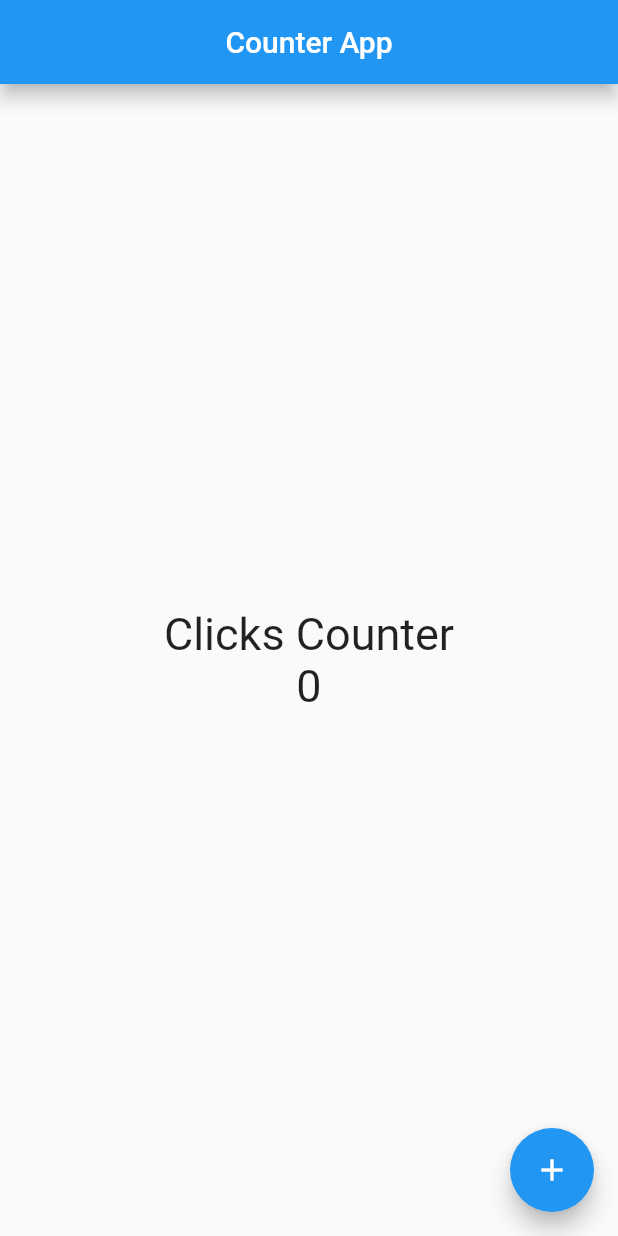
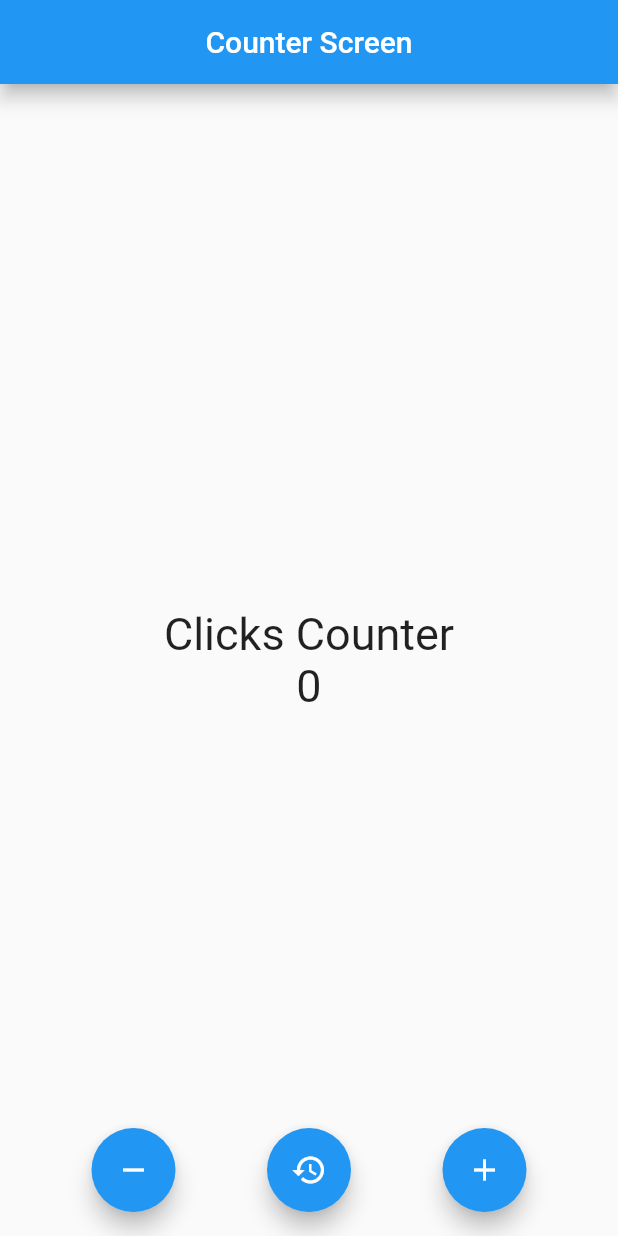
Before and after one commit to cristiandrc/Flutter_counter, a Flutter app: the screen it shows after launch, on a phone screen of 412 x 824 dp. Run offline on Flutter 3.47's test engine with Material 2 defaults, Android fonts, the phone set to English and light mode, and no system bars.

Commit message:
feat: app V1

```diff
--- /dev/null
+++ b/lib/components/custom_floating_actions.dart
@@ -0,0 +1,35 @@
+
+import 'package:flutter/material.dart';
+
+class CustomFLoatingActions extends StatelessWidget {
+  final Function increaseFn;
+  final Function decreaseFn;
+  final Function resetFn;
+  const CustomFLoatingActions({
+    super.key,
+    required this.increaseFn,
+    required this.decreaseFn,
+    required this.resetFn,
+  });
+
+  @override
+  Widget build(BuildContext context) {
+    return Row(
+      mainAxisAlignment: MainAxisAlignment.spaceEvenly,
+      children: [
+        FloatingActionButton(
+          onPressed: () => decreaseFn(),
+          child: const Icon(Icons.remove),
+        ),
+        FloatingActionButton(
+          onPressed: () => resetFn(),
+          child: const Icon(Icons.restore),
+        ),
+        FloatingActionButton(
+          onPressed: () => increaseFn(),
+          child: const Icon(Icons.add),
+        ),
+      ],
+    );
+  }
+}
--- a/lib/main.dart
+++ b/lib/main.dart
@@ -1,5 +1,6 @@
 import 'package:flutter/material.dart';
-import './screens/home_screen.dart';
+// import './screens/home_screen.dart';
+import 'package:counter_app/screens/counter_screen.dart';
 
 void main() {
   runApp(const MyApp());
@@ -12,7 +13,7 @@ class MyApp extends StatelessWidget {
   Widget build(BuildContext context) {
     return const MaterialApp(
       debugShowCheckedModeBanner: false,
-      home: Home(),
+      home: CounterScreen(),
     );
   }
 }
--- /dev/null
+++ b/lib/screens/counter_screen.dart
@@ -0,0 +1,64 @@
+import 'package:flutter/material.dart';
+import '../components/custom_floating_actions.dart';
+
+class CounterScreen extends StatefulWidget {
+  const CounterScreen({super.key});
+
+  @override
+  State<CounterScreen> createState() => _CounterScreenState();
+}
+
+class _CounterScreenState extends State<CounterScreen> {
+  int _count = 0;
+  void increase() {
+    _count++;
+    setState(() {});
+  }
+
+  void decrease() {
+    _count--;
+    setState(() {});
+  }
+
+  void reset() {
+    _count = 0;
+    setState(() {});
+  }
+
+  @override
+  Widget build(BuildContext context) {
+    const TextStyle fontSize30 = TextStyle(fontSize: 30);
+
+    return Scaffold(
+      appBar: AppBar(
+        elevation: 5.0,
+        title: const Center(
+          child: Text('Counter Screen'),
+        ),
+      ),
+      body: Center(
+        child: Column(
+          mainAxisAlignment: MainAxisAlignment.center,
+          children: <Widget>[
+            const Text(
+              'Clicks Counter',
+              style: TextStyle(
+                fontSize: 30,
+              ),
+            ),
+            Text(
+              "$_count",
+              style: fontSize30,
+            ),
+          ],
+        ),
+      ),
+      floatingActionButtonLocation: FloatingActionButtonLocation.centerFloat,
+      floatingActionButton: CustomFLoatingActions(
+        increaseFn: increase,
+        decreaseFn: decrease,
+        resetFn: reset,
+      ),
+    );
+  }
+}
```
